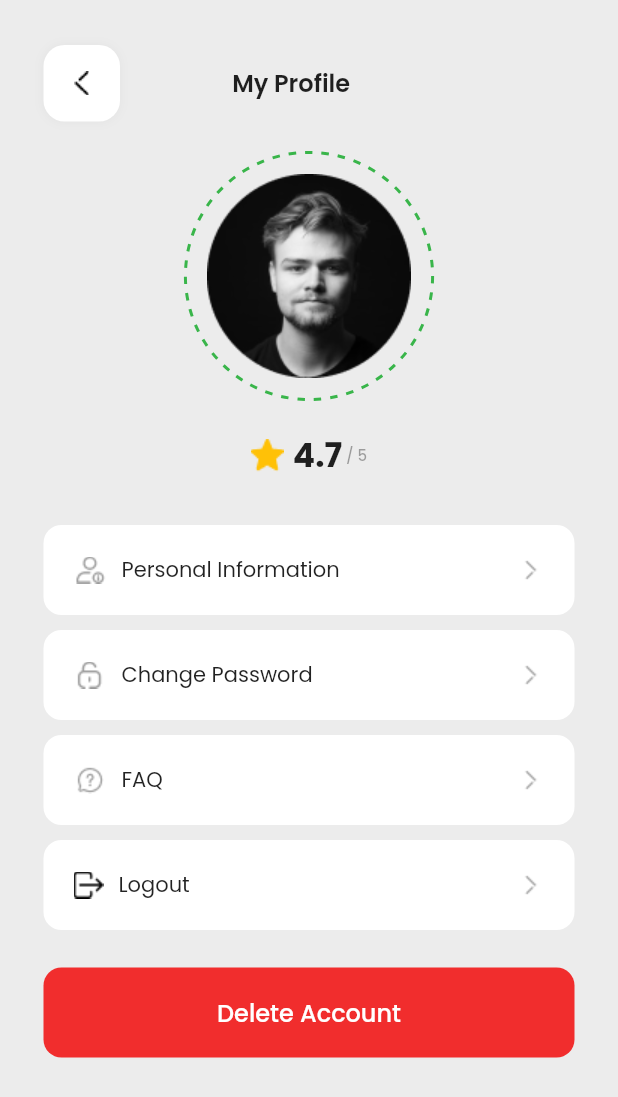
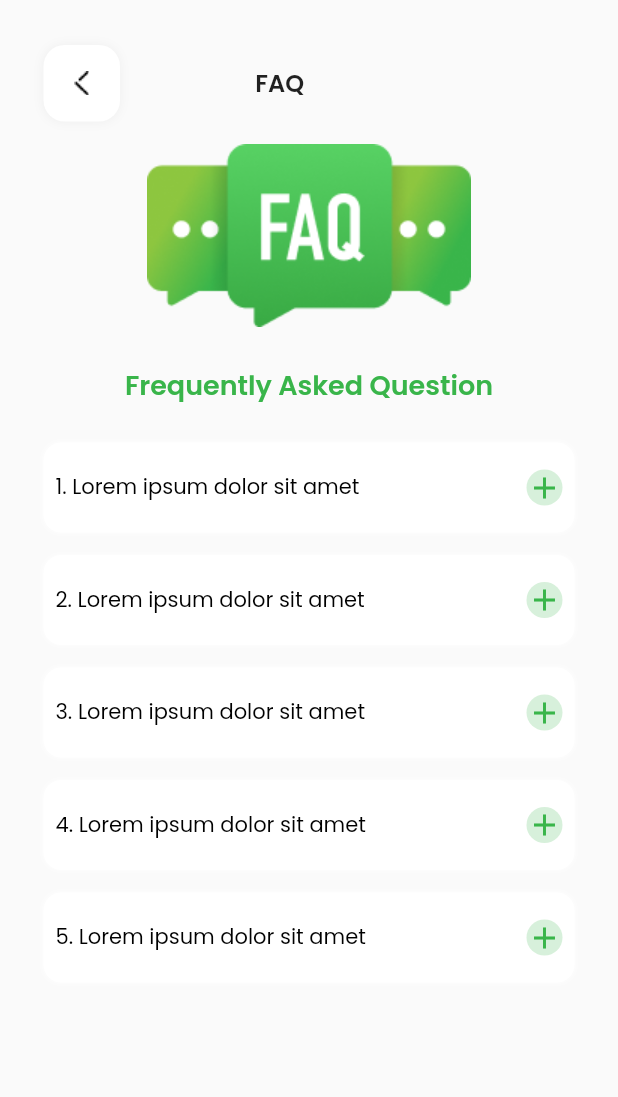
Before and after one commit to BilalN10/shelf_life, a Flutter app: the ProfilePage screen opened directly, after a tap on "FAQ", on a phone screen of 412 x 824 dp. Shown: the top 1097 px of the screen. Run offline on Flutter 3.47's test engine with Material 2 defaults, Android fonts, the phone set to English and light mode, and no system bars; drawn by our look-alikes of dotted_border; our stand-ins replace flutter_svg, get, google_fonts, image_picker, mask_text_input_formatter, pinput and 1 more.

Commit message:
faq screen completed

```diff
--- /dev/null
+++ b/lib/views/pages/faq/faq_page.dart
@@ -0,0 +1,218 @@
+import 'package:flutter/material.dart';
+import 'package:google_fonts/google_fonts.dart';
+import 'package:responsive_sizer/responsive_sizer.dart';
+import 'package:shelf_life/constants/colors.dart';
+import 'package:shelf_life/constants/icons.dart';
+import 'package:shelf_life/views/widgets/custom_back_button.dart';
+
+class FaqPage extends StatefulWidget {
+  const FaqPage({super.key});
+
+  @override
+  State<FaqPage> createState() => _FaqPageState();
+}
+
+class _FaqPageState extends State<FaqPage> {
+  bool isFAQ1 = false;
+  bool isFAQ2 = false;
+  bool isFAQ3 = false;
+  bool isFAQ4 = false;
+  bool isFAQ5 = false;
+  @override
+  Widget build(BuildContext context) {
+    return Scaffold(
+      body: SizedBox(
+        height: Adaptive.h(100),
+        width: Adaptive.w(100),
+        child: Padding(
+          padding: EdgeInsets.only(
+              left: Adaptive.px(29),
+              right: Adaptive.px(29),
+              top: Adaptive.px(30)),
+          child: SingleChildScrollView(
+            child: Column(
+              children: [
+                Row(
+                  children: [
+                    CustomBackButton(),
+                    const Spacer(),
+                    Text(
+                      'FAQ',
+                      style: GoogleFonts.poppins(
+                          fontSize: Adaptive.px(16),
+                          fontWeight: FontWeight.w600),
+                    ),
+                    const Spacer(
+                      flex: 2,
+                    ),
+                  ],
+                ),
+                SizedBox(
+                  height: Adaptive.px(15),
+                ),
+                Image.asset(IconClass.faq),
+                SizedBox(
+                  height: Adaptive.px(25),
+                ),
+                Text(
+                  'Frequently Asked Question',
+                  style: GoogleFonts.poppins(
+                      fontSize: Adaptive.px(18),
+                      fontWeight: FontWeight.w600,
+                      color: ColorClass.lightPrimaryColor),
+                ),
+                SizedBox(
+                  height: Adaptive.px(25),
+                ),
+                FAQQuestion(
+                  title: '1. Lorem ipsum dolor sit amet',
+                  subtitle:
+                      'Lorem ipsum dolor sit amet consecte. Id augue sed morbi fusce vestibulum tortor sed vel orci.',
+                  isFAQ1: isFAQ1,
+                  onTap: () {
+                    setState(() {
+                      isFAQ1 = !isFAQ1;
+                    });
+                  },
+                ),
+                SizedBox(
+                  height: Adaptive.px(15),
+                ),
+                FAQQuestion(
+                  title: '2. Lorem ipsum dolor sit amet',
+                  subtitle:
+                      'Lorem ipsum dolor sit amet consecte. Id augue sed morbi fusce vestibulum tortor sed vel orci.',
+                  isFAQ1: isFAQ2,
+                  onTap: () {
+                    setState(() {
+                      isFAQ2 = !isFAQ2;
+                    });
+                  },
+                ),
+                SizedBox(
+                  height: Adaptive.px(15),
+                ),
+                FAQQuestion(
+                  title: '3. Lorem ipsum dolor sit amet',
+                  subtitle:
+                      'Lorem ipsum dolor sit amet consecte. Id augue sed morbi fusce vestibulum tortor sed vel orci.',
+                  isFAQ1: isFAQ3,
+                  onTap: () {
+                    setState(() {
+                      isFAQ3 = !isFAQ3;
+                    });
+                  },
+                ),
+                SizedBox(
+                  height: Adaptive.px(15),
+                ),
+                FAQQuestion(
+                  title: '4. Lorem ipsum dolor sit amet',
+                  subtitle:
+                      'Lorem ipsum dolor sit amet consecte. Id augue sed morbi fusce vestibulum tortor sed vel orci.',
+                  isFAQ1: isFAQ4,
+                  onTap: () {
+                    setState(() {
+                      isFAQ4 = !isFAQ4;
+                    });
+                  },
+                ),
+                SizedBox(
+                  height: Adaptive.px(15),
+                ),
+                FAQQuestion(
+                  title: '5. Lorem ipsum dolor sit amet',
+                  subtitle:
+                      'Lorem ipsum dolor sit amet consecte. Id augue sed morbi fusce vestibulum tortor sed vel orci.',
+                  isFAQ1: isFAQ5,
+                  onTap: () {
+                    setState(() {
+                      isFAQ5 = !isFAQ5;
+                    });
+                  },
+                ),
+              ],
+            ),
+          ),
+        ),
+      ),
+    );
+  }
+}
+
+class FAQQuestion extends StatelessWidget {
+  const FAQQuestion({
+    super.key,
+    required this.isFAQ1,
+    required this.onTap,
+    required this.subtitle,
+    required this.title,
+  });
+  final VoidCallback onTap;
+  final String title;
+  final String subtitle;
+  final bool isFAQ1;
+
+  @override
+  Widget build(BuildContext context) {
+    return GestureDetector(
+      onTap: onTap,
+      child: AnimatedContainer(
+        duration: const Duration(microseconds: 10),
+        height: isFAQ1 ? Adaptive.px(125) : Adaptive.px(60),
+        width: Adaptive.w(100),
+        decoration: BoxDecoration(
+          color: Colors.white,
+          boxShadow: [
+            BoxShadow(color: Colors.white.withOpacity(.9), blurRadius: 2)
+          ],
+          borderRadius: BorderRadius.circular(12),
+        ),
+        child: Column(
+          mainAxisAlignment: MainAxisAlignment.center,
+          children: [
+            Padding(
+              padding: const EdgeInsets.all(8.0),
+              child: Row(
+                crossAxisAlignment: CrossAxisAlignment.center,
+                mainAxisAlignment: MainAxisAlignment.spaceBetween,
+                children: [
+                  Text(
+                    title,
+                    style: GoogleFonts.poppins(
+                        fontSize: Adaptive.px(14),
+                        fontWeight: FontWeight.w400,
+                        color: Colors.black),
+                  ),
+                  CircleAvatar(
+                    radius: 12,
+                    backgroundColor:
+                        ColorClass.lightPrimaryColor.withOpacity(.2),
+                    child: Center(
+                      child: Icon(
+                        isFAQ1 ? Icons.remove : Icons.add,
+                        color: ColorClass.lightPrimaryColor,
+                      ),
+                    ),
+                  )
+                ],
+              ),
+            ),
+            isFAQ1
+                ? Padding(
+                    padding: const EdgeInsets.all(8.0),
+                    child: Text(
+                      subtitle,
+                      style: GoogleFonts.poppins(
+                          fontSize: Adaptive.px(14),
+                          fontWeight: FontWeight.w400,
+                          color: Colors.black),
+                    ),
+                  )
+                : const SizedBox(),
+          ],
+        ),
+      ),
+    );
+  }
+}
```
Also changed, not shown: lib/views/pages/bottom_nav/tabs/profile/components/delete_account_dialog.dart (added, +111 -0 lines), lib/views/pages/bottom_nav/tabs/profile/profile_page.dart (+11 -99 lines), assets/icons/faq.png.
